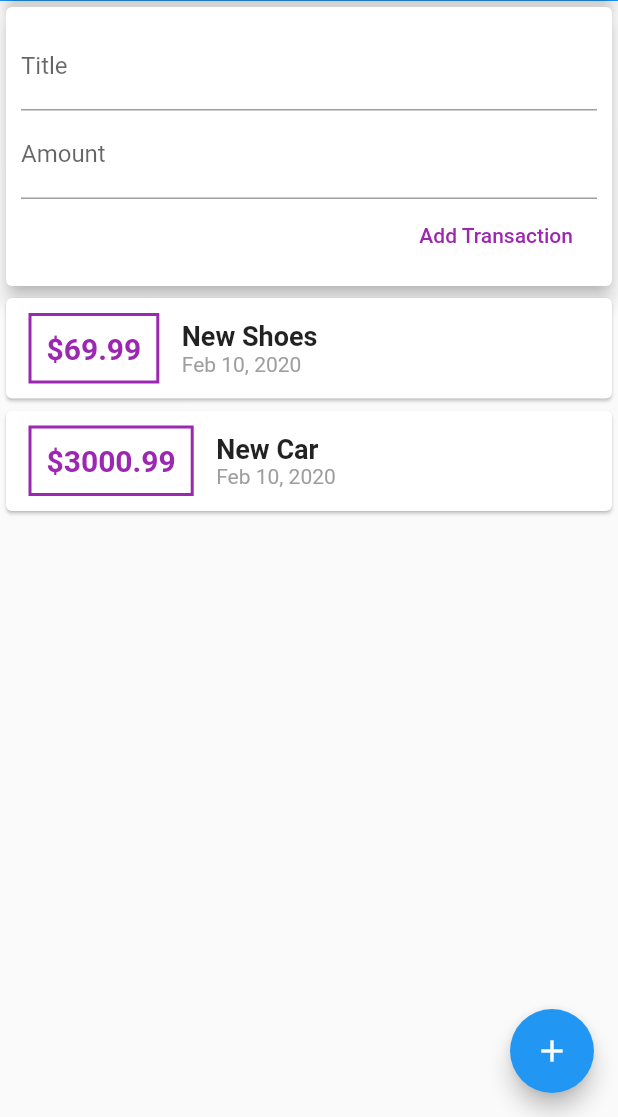
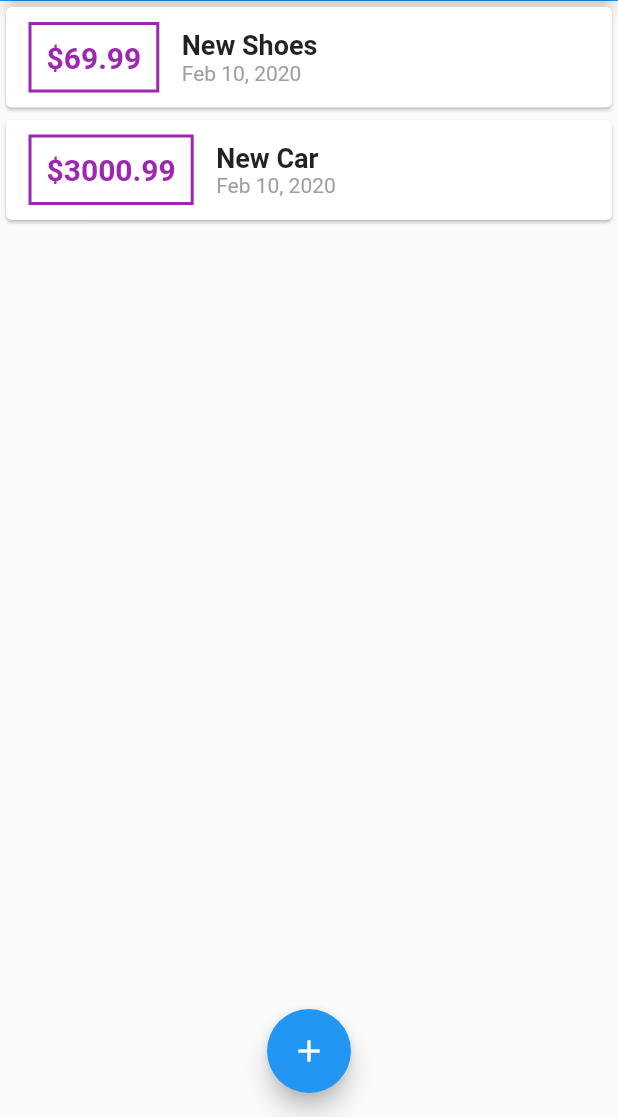
Before and after one commit to PDTayl888/expenses, a Flutter app: the screen it shows after launch, on a phone screen of 412 x 824 dp, the part 119-1236 px from its top. Run offline on Flutter 3.47's test engine with Material 2 defaults, Android fonts, the phone set to English and light mode, and no system bars.

```diff
--- a/lib/main.dart
+++ b/lib/main.dart
@@ -1,6 +1,8 @@
 import 'package:flutter/material.dart';
 
-import 'widgets/user_transaction.dart';
+import 'widgets/new_transaction.dart';
+import 'widgets/transaction_list.dart';
+import './models/transaction.dart';
 
 void main() => runApp(MyApp());
 
@@ -16,11 +18,56 @@ class MyApp extends StatelessWidget {
   }
 }
 
-class MyHomePage extends StatelessWidget {
+class MyHomePage extends StatefulWidget {
   // String titleInput;
   // String amountInput;
-  final titleController = TextEditingController();
-  final amountController = TextEditingController();
+  @override
+  _MyHomePageState createState() => _MyHomePageState();
+}
+
+class _MyHomePageState extends State<MyHomePage> {
+  final List<Transaction> _userTransactions = [
+    Transaction(
+      id: 't1',
+      title: 'New Shoes',
+      amount: 69.99,
+      date: DateTime.now(),
+    ),
+    Transaction(
+      id: 't2',
+      title: 'New Car',
+      amount: 3000.99,
+      date: DateTime.now(),
+    ),
+  ];
+
+  void _addNewTransaction(String txTitle, double txAmount) {
+    final newTx = Transaction(
+      title: txTitle,
+      amount: txAmount,
+      date: DateTime.now(),
+      id: DateTime.now().toString(),
+    );
+
+    setState(() {
+      _userTransactions.add(newTx);
+    });
+  }
+
+  void _startAddNewTransaction(
+    BuildContext ctx,
+  ) {
+    showModalBottomSheet(
+      context: ctx,
+      builder: (_) {
+        return GestureDetector(
+          onTap: () {},
+          child: NewTransaction(_addNewTransaction),
+          behavior: HitTestBehavior.opaque,
+        );
+      },
+    );
+  }
 
   @override
   Widget build(BuildContext context) {
@@ -28,7 +75,10 @@ class MyHomePage extends StatelessWidget {
       appBar: AppBar(
         title: Text('Flutter app'),
         actions: <Widget>[
-          IconButton(icon: Icon(Icons.add), onPressed: () => {}),
+          IconButton(
+            icon: Icon(Icons.add),
+            onPressed: () => _startAddNewTransaction(context),
+          ),
         ],
       ),
       body: SingleChildScrollView(
@@ -45,13 +95,14 @@ class MyHomePage extends StatelessWidget {
                 elevation: 5,
               ),
             ),
-            UserTransactions(),
+            TransactionList(_userTransactions),
           ],
         ),
       ),
+      floatingActionButtonLocation: FloatingActionButtonLocation.centerFloat,
       floatingActionButton: FloatingActionButton(
         child: Icon(Icons.add),
-        onPressed: () => {},
+        onPressed: () => _startAddNewTransaction(context),
       ),
     );
   }
--- a/lib/widgets/new_transaction.dart
+++ b/lib/widgets/new_transaction.dart
@@ -1,11 +1,18 @@
 import 'package:flutter/material.dart';
 
-class NewTransaction extends StatelessWidget {
+class NewTransaction extends StatefulWidget {
   final Function addTx;
-  final titleController = TextEditingController();
-  final amountController = TextEditingController();
 
   NewTransaction(this.addTx);
+
+  @override
+  _NewTransactionState createState() => _NewTransactionState();
+}
+
+class _NewTransactionState extends State<NewTransaction> {
+  final titleController = TextEditingController();
+
+  final amountController = TextEditingController();
 
   void submitData() {
     final enteredTitle = titleController.text;
@@ -15,10 +22,12 @@ class NewTransaction extends StatelessWidget {
       return;
     }
 
-    addTx(
+    widget.addTx(
       enteredTitle,
       enteredAmount,
     );
+
+    Navigator.of(context).pop();
   }
 
   @override
--- a/lib/widgets/user_transaction.dart
+++ /dev/null
@@ -1,51 +0,0 @@
-import 'package:flutter/material.dart';
-
-import './transaction_list.dart';
-import './new_transaction.dart';
-
-import '../models/transaction.dart';
-
-class UserTransactions extends StatefulWidget {
-  @override
-  _UserTransactionsState createState() => _UserTransactionsState();
-}
-
-class _UserTransactionsState extends State<UserTransactions> {
-  final List<Transaction> _userTransactions = [
-    Transaction(
-      id: 't1',
-      title: 'New Shoes',
-      amount: 69.99,
-      date: DateTime.now(),
-    ),
-    Transaction(
-      id: 't2',
-      title: 'New Car',
-      amount: 3000.99,
-      date: DateTime.now(),
-    ),
-  ];
-
-  void _addNewTransaction(String txTitle, double txAmount) {
-    final newTx = Transaction(
-      title: txTitle,
-      amount: txAmount,
-      date: DateTime.now(),
-      id: DateTime.now().toString(),
-    );
-
-    setState(() {
-      _userTransactions.add(newTx);
-    });
-  }
-
-  @override
-  Widget build(BuildContext context) {
-    return Column(
-      children: <Widget>[
-        NewTransaction(_addNewTransaction),
-        TransactionList(_userTransactions),
-      ],
-    );
-  }
-}
```
